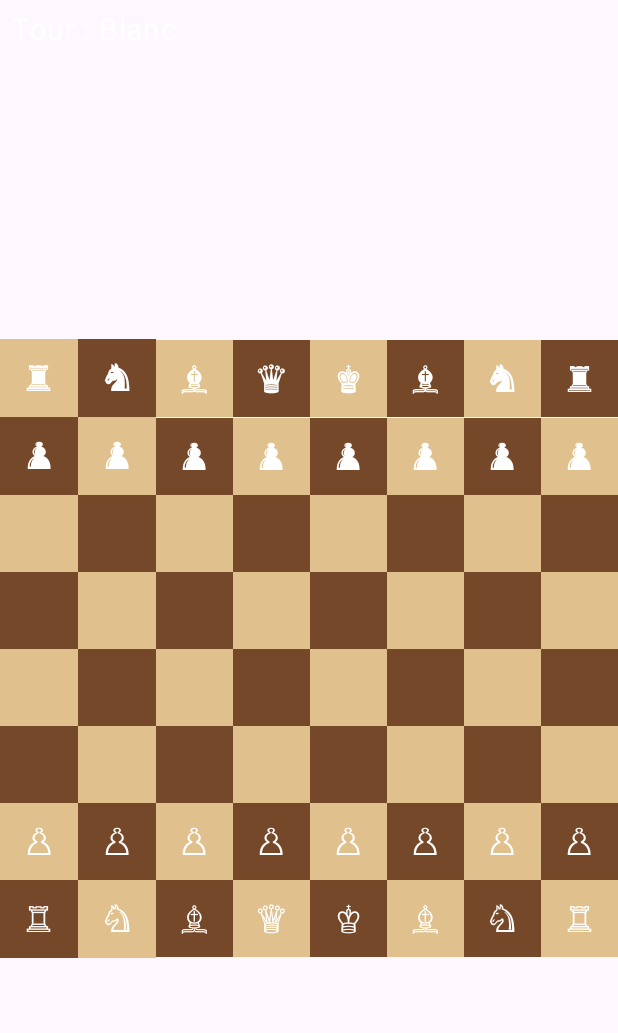
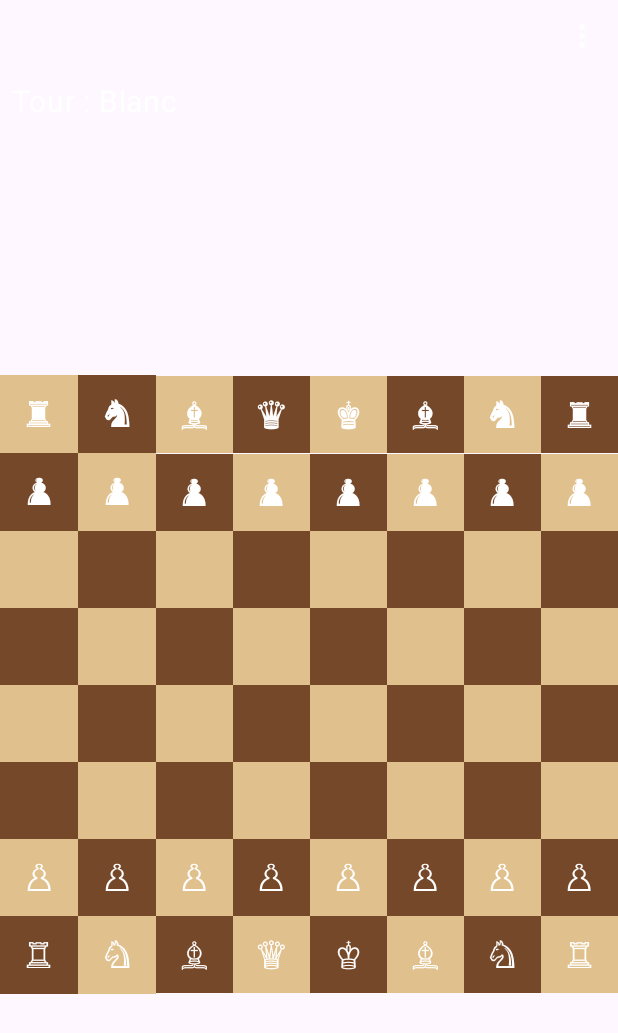
Before and after one commit to besteeven/Chess, an Android app built with Jetpack Compose: the composable OnlineGameScreen called with empty values, on a phone screen of 412 x 824 dp. Shown: the top 1033 px of the screen. Run offline under Robolectric (Android 15) with nearby library versions, the phone set to English and light mode, and no system bars; our stand-ins replace Firebase (no records; nobody signed in at launch, a user with empty details on screens opened directly).

Commit message:
ajout de capitulation

```diff
--- a/app/src/main/java/project/chess/gamepkg/OnlineGameScreen.kt
+++ b/app/src/main/java/project/chess/gamepkg/OnlineGameScreen.kt
@@ -1,7 +1,8 @@
-
 package project.chess.online
 
 import androidx.compose.foundation.layout.*
+import androidx.compose.material.icons.Icons
+import androidx.compose.material.icons.filled.MoreVert
 import androidx.compose.material3.*
 import androidx.compose.runtime.*
 import androidx.compose.ui.Alignment
@@ -14,13 +15,14 @@ import com.google.firebase.auth.auth
 import com.google.firebase.firestore.FieldValue
 import com.google.firebase.firestore.ListenerRegistration
 import com.google.firebase.firestore.firestore
+import kotlinx.coroutines.delay
 import project.chess.entities.Case
 import project.chess.entities.Couleur
 import project.chess.entities.Plateau
 import project.chess.gamepkg.ChessBoardUI
 
 @Composable
-fun OnlineGameScreen(gameId: String, isWhite: Boolean) {
+fun OnlineGameScreen(gameId: String, isWhite: Boolean, onGameEnd: () -> Unit = {}) {
     val db = Firebase.firestore
     val auth = Firebase.auth
     val context = LocalContext.current
@@ -33,6 +35,7 @@ fun OnlineGameScreen(gameId: String, isWhite: Boolean) {
     var endMessage by remember { mutableStateOf<String?>(null) }
     val myColor = if (isWhite) Couleur.BLANC else Couleur.NOIR
     var moveListener: ListenerRegistration? by remember { mutableStateOf(null) }
+    var showMenu by remember { mutableStateOf(false) }
 
     val userEmail = auth.currentUser?.email
     var username by remember { mutableStateOf("unknown") }
@@ -77,6 +80,19 @@ fun OnlineGameScreen(gameId: String, isWhite: Boolean) {
             }
     }
 
+    // Écoute le champ "result" pour la capitulation/adversaire
+    LaunchedEffect(gameId) {
+        db.collection("games").document(gameId)
+            .addSnapshotListener { snapshot, _ ->
+                val result = snapshot?.getString("result")
+                if (result == "white_win") {
+                    endMessage = if (isWhite) "Vous avez gagné ! L'adversaire a abandonné." else "Vous avez abandonné la partie."
+                } else if (result == "black_win") {
+                    endMessage = if (!isWhite) "Vous avez gagné ! L'adversaire a abandonné." else "Vous avez abandonné la partie."
+                }
+            }
+    }
+
     DisposableEffect(Unit) {
         onDispose {
             moveListener?.remove()
@@ -97,8 +113,41 @@ fun OnlineGameScreen(gameId: String, isWhite: Boolean) {
         currentTurnColor = if (myColor == Couleur.BLANC) Couleur.NOIR else Couleur.BLANC
     }
 
+    // Capitulation
+    fun resign() {
+        // Notifie Firestore de l'abandon
+        val result = if (isWhite) "black_win" else "white_win"
+        db.collection("games").document(gameId).update("result", result)
+    }
+
+    // Ferme automatiquement après 3 secondes si fin de partie
+    LaunchedEffect(endMessage) {
+        if (endMessage != null) {
+            delay(3000)
+            onGameEnd()
+        }
+    }
+
     Box(modifier = Modifier.fillMaxSize(), contentAlignment = Alignment.Center) {
         Column {
+            // Menu capitulation
+            Row(
+                Modifier.fillMaxWidth(),
+                horizontalArrangement = Arrangement.End
+            ) {
+                IconButton(onClick = { showMenu = true }) {
+                    Icon(Icons.Default.MoreVert, contentDescription = "Menu")
+                }
+                DropdownMenu(expanded = showMenu, onDismissRequest = { showMenu = false }) {
+                    DropdownMenuItem(
+                        text = { Text("Capituler") },
+                        onClick = {
+                            showMenu = false
+                            resign()
+                        }
+                    )
+                }
+            }
             Text(
                 text = "Tour : ${if (currentTurnColor == Couleur.BLANC) "Blanc" else "Noir"}",
                 fontSize = 20.sp,
@@ -137,11 +186,12 @@ fun OnlineGameScreen(gameId: String, isWhite: Boolean) {
             )
         }
 
+        // Dialog de fin de partie (capitulation ou victoire par abandon)
         if (endMessage != null) {
             AlertDialog(
                 onDismissRequest = {},
                 confirmButton = {
-                    Button(onClick = { /* Naviguer vers menu ou quitter */ }) {
+                    Button(onClick = { onGameEnd() }) {
                         Text("Quitter")
                     }
                 },
```
